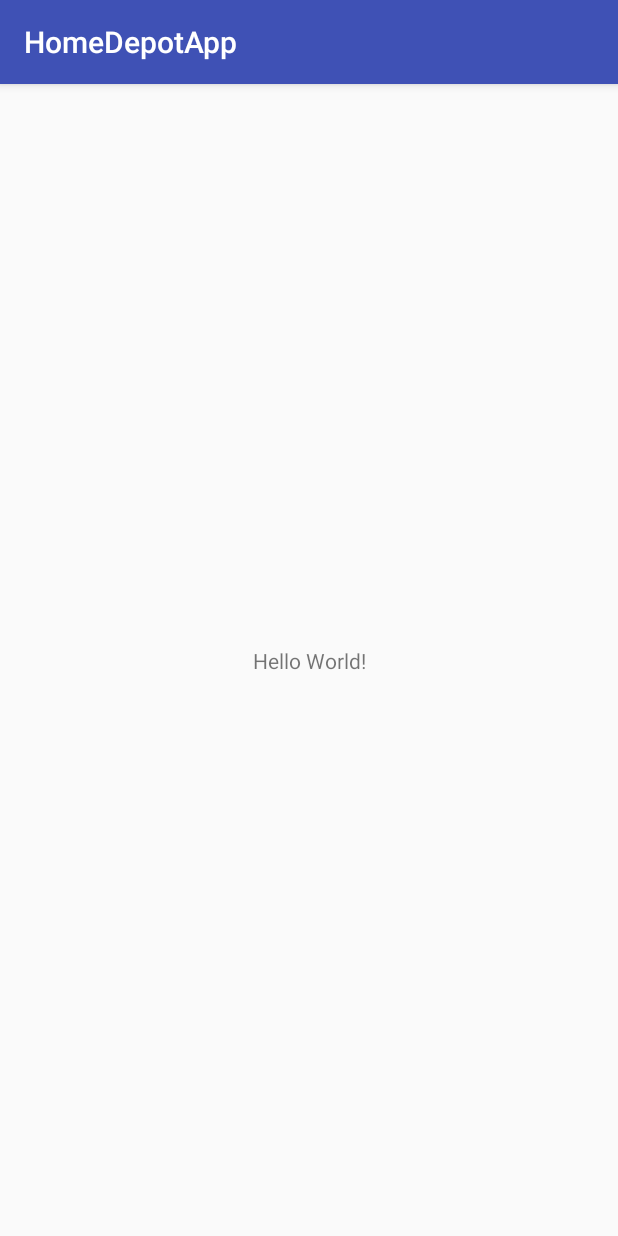
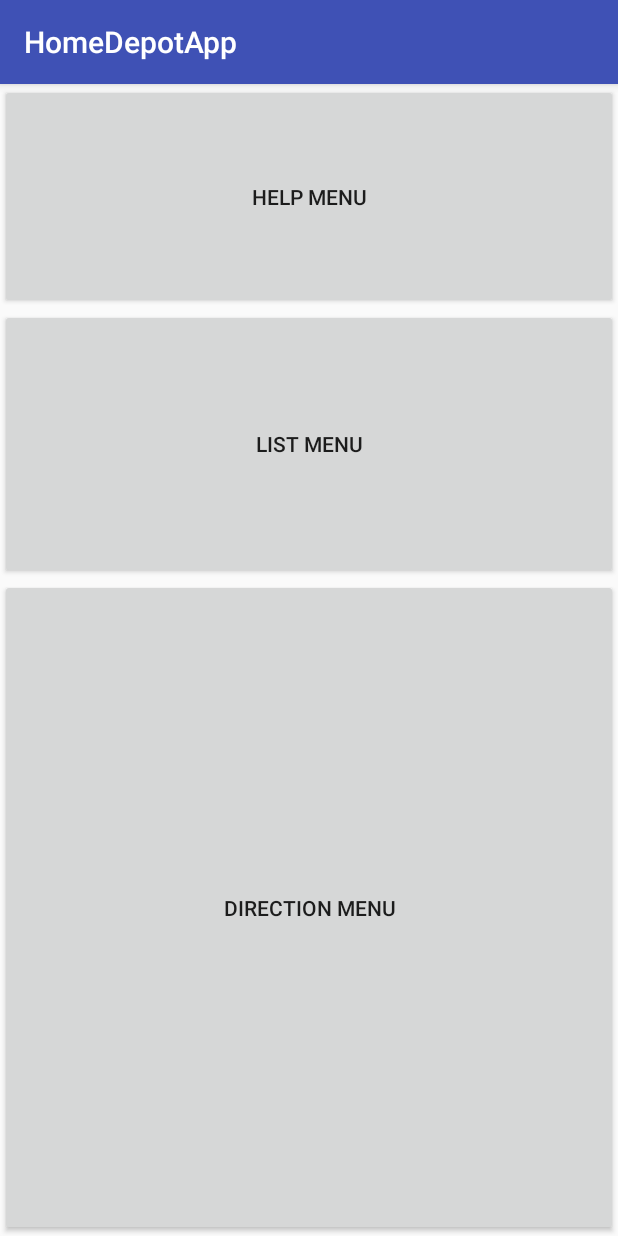
Before and after one commit to IshanArya/Beacon, an Android app: the screen it shows after launch (MainActivity), on a phone screen of 412 x 824 dp. Run offline under Robolectric (Android 15) with nearby library versions, the light colour scheme and no system bars.

Commit message:
added main menu xml and kt

```diff
--- a/HomeDepotApp/app/src/main/java/com/hackathon/fellas/homedepotapp/MainActivity.kt
+++ b/HomeDepotApp/app/src/main/java/com/hackathon/fellas/homedepotapp/MainActivity.kt
@@ -2,11 +2,30 @@
 
 import android.support.v7.app.AppCompatActivity
 import android.os.Bundle
+import kotlinx.android.synthetic.main.activity_main.*
+import android.content.Intent
 
 class MainActivity : AppCompatActivity() {
 
     override fun onCreate(savedInstanceState: Bundle?) {
         super.onCreate(savedInstanceState)
         setContentView(R.layout.activity_main)
+
+        helpButton.setOnClickListener {
+            val intent = Intent(this, SecondActivity::class.java)
+            startActivity(intent)
+        }
+
+        listButton.setOnClickListener {
+            val intent = Intent(this, ThirdActivity::class.java)
+            startActivity(intent)
+        }
+
+        directionButton.setOnClickListener {
+            val intent = Intent(this, FourthActivity::class.java)
+            startActivity(intent)
+        }
+
+
     }
 }
--- a/HomeDepotApp/app/src/main/res/layout/activity_main.xml
+++ b/HomeDepotApp/app/src/main/res/layout/activity_main.xml
@@ -1,18 +1,37 @@
 <?xml version="1.0" encoding="utf-8"?>
-<android.support.constraint.ConstraintLayout xmlns:android="http://schemas.android.com/apk/res/android"
+<RelativeLayout xmlns:android="http://schemas.android.com/apk/res/android"
     xmlns:app="http://schemas.android.com/apk/res-auto"
     xmlns:tools="http://schemas.android.com/tools"
-    android:layout_width="match_parent"
-    android:layout_height="match_parent"
-    tools:context="com.hackathon.fellas.homedepotapp.MainActivity">
+    android:layout_width="wrap_content"
+    android:layout_height="wrap_content"
+    tools:context=".MainActivity">
 
-    <TextView
-        android:layout_width="wrap_content"
-        android:layout_height="wrap_content"
-        android:text="Hello World!"
-        app:layout_constraintBottom_toBottomOf="parent"
-        app:layout_constraintLeft_toLeftOf="parent"
-        app:layout_constraintRight_toRightOf="parent"
-        app:layout_constraintTop_toTopOf="parent" />
+    <Button
+        android:id="@+id/helpButton"
+        android:layout_width="match_parent"
+        android:layout_height="150dp"
+        android:layout_alignParentStart="true"
+        android:layout_alignParentTop="true"
+        android:text="Help menu" />
 
-</android.support.constraint.ConstraintLayout>
+    <Button
+        android:id="@+id/listButton"
+        android:layout_width="match_parent"
+        android:layout_height="180dp"
+        android:layout_alignParentStart="true"
+        android:layout_below="@+id/helpButton"
+        android:text="List menu" />
+
+    <Button
+        android:id="@+id/directionButton"
+        android:layout_width="match_parent"
+        android:layout_height="207dp"
+        android:layout_below="@+id/listButton"
+        android:layout_alignParentBottom="true"
+        android:layout_alignParentStart="true"
+        android:text="Direction menu" />
+
+
+
+
+</RelativeLayout>
```
